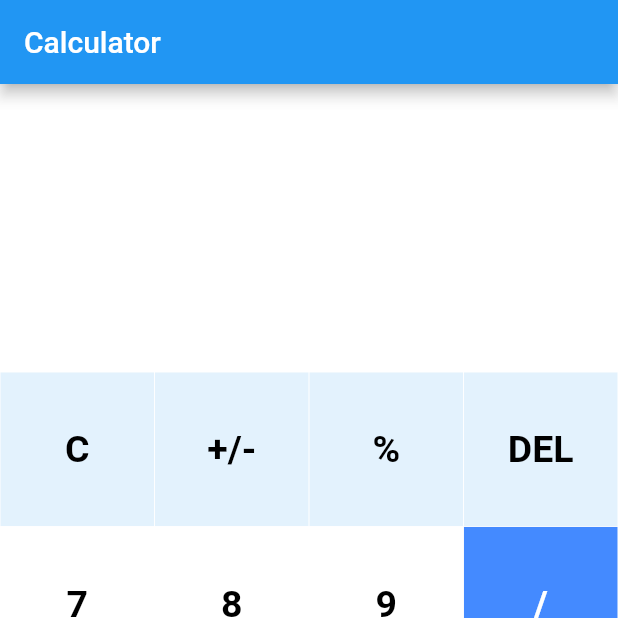
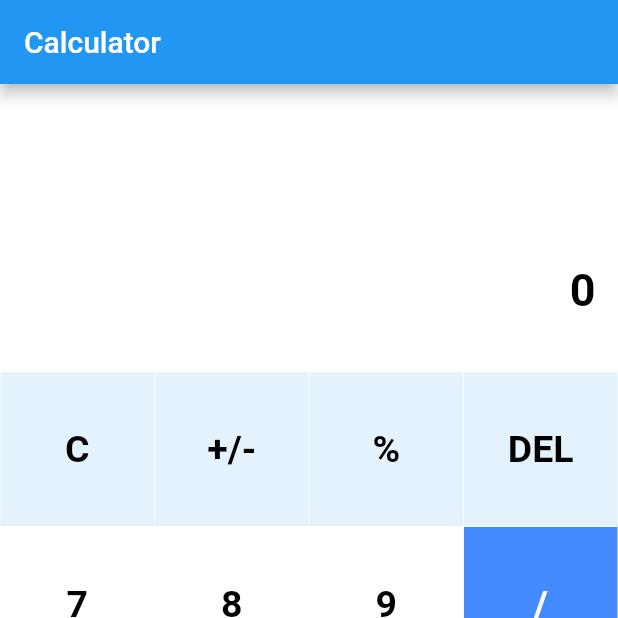
Before and after one commit to Sudipto-Das69/Calculator, a Flutter app: the screen it shows after launch, after a tap on an icon or button, on a phone screen of 412 x 824 dp, the top half of it. Run offline on Flutter 3.47's test engine with Material 2 defaults, Android fonts, the phone set to English and light mode, and no system bars; our stand-ins replace math_expressions.

Commit message:
design changes v1.1.1

```diff
--- a/lib/buttons.dart
+++ b/lib/buttons.dart
@@ -6,11 +6,11 @@ class MyButton extends StatelessWidget {
 // declaring variables
 final color;
 final textColor;
-final buttonText;
+final String buttonText;
 final buttontapped;
 
 //Constructor
-MyButton({this.color, this.textColor, this.buttonText, this.buttontapped});
+MyButton({this.color, this.textColor, required this.buttonText, this.buttontapped});
 
 @override
 Widget build(BuildContext context) {
--- a/lib/main.dart
+++ b/lib/main.dart
@@ -55,7 +55,7 @@ Widget build(BuildContext context) {
 	appBar: new AppBar(
 		title: new Text("Calculator"),
 	), //AppBar
-	backgroundColor: Colors.white38,
+	backgroundColor: Color.fromARGB(255, 255, 255, 255),
 	body: Column(
 		children: <Widget>[
 		Expanded(
@@ -68,7 +68,7 @@ Widget build(BuildContext context) {
 					alignment: Alignment.centerRight,
 					child: Text(
 						userInput,
-						style: TextStyle(fontSize: 18, color: Colors.white),
+						style: TextStyle(fontSize: 18, color: Color.fromARGB(255, 0, 0, 0)),
 					),
 					),
 					Container(
@@ -78,7 +78,7 @@ Widget build(BuildContext context) {
 						answer,
 						style: TextStyle(
 							fontSize: 30,
-							color: Colors.white,
+							color: Colors.black,
 							fontWeight: FontWeight.bold),
 					),
 					)
@@ -90,7 +90,8 @@ Widget build(BuildContext context) {
 			child: Container(
 			child: GridView.builder(
 				itemCount: buttons.length,
-				gridDelegate: SliverGridDelegateWithFixedCrossAxisCount(crossAxisCount: 4),
+				gridDelegate: SliverGridDelegateWithFixedCrossAxisCount(
+					crossAxisCount: 4),
 				itemBuilder: (BuildContext context, int index) {
 					// Clear Button
 					if (index == 0) {
```
Also changed, not shown: 24 other files.
